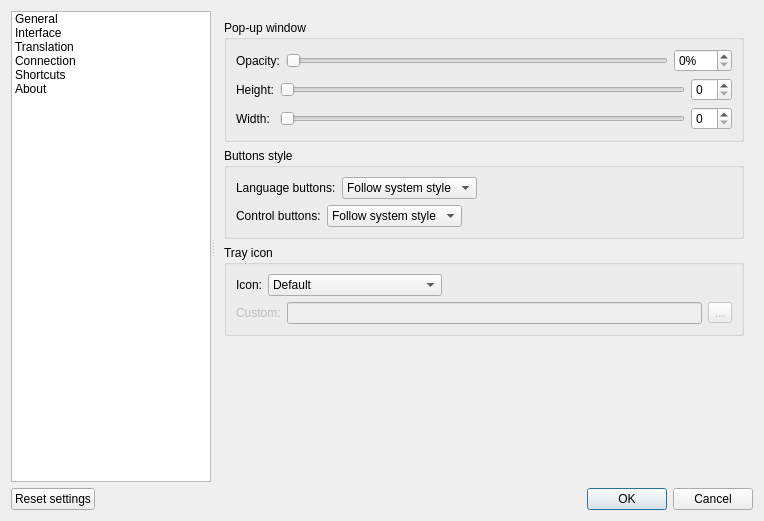
Qt form src/settingsdialog.ui (crow-translate/crow-translate) before a commit.
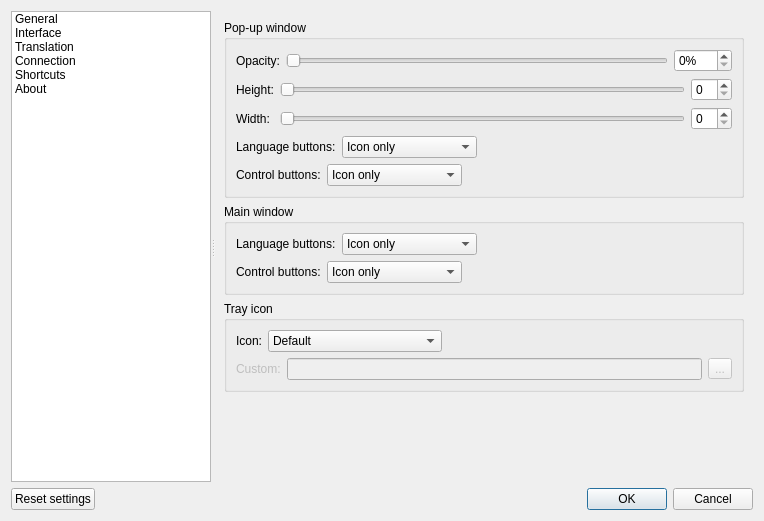
The same form after that commit. The open tabs and pages were chosen to show the change. Icons and pictures are not drawn.

Commit message: Add button style settings for the pop-up window

The edit to the form file:
```diff
--- a/src/settingsdialog.ui
+++ b/src/settingsdialog.ui
@@ -138,7 +138,7 @@
                </item>
                <item>
                 <property name="text">
-                 <string>Full window</string>
+                 <string>Main window</string>
                 </property>
                </item>
               </widget>
@@ -343,31 +343,132 @@
              </item>
             </layout>
            </item>
+           <item>
+            <layout class="QHBoxLayout" name="popupLanguagesLayout">
+             <item>
+              <widget class="QLabel" name="popupLanguagesLabel">
+               <property name="text">
+                <string>Language buttons:</string>
+               </property>
+              </widget>
+             </item>
+             <item>
+              <widget class="QComboBox" name="popupLanguagesComboBox">
+               <item>
+                <property name="text">
+                 <string>Icon only</string>
+                </property>
+               </item>
+               <item>
+                <property name="text">
+                 <string>Text only</string>
+                </property>
+               </item>
+               <item>
+                <property name="text">
+                 <string>Text beside icon</string>
+                </property>
+               </item>
+               <item>
+                <property name="text">
+                 <string>Text under icon</string>
+                </property>
+               </item>
+               <item>
+                <property name="text">
+                 <string>Follow system style</string>
+                </property>
+               </item>
+              </widget>
+             </item>
+             <item>
+              <spacer name="popupLanguagesSpacer">
+               <property name="orientation">
+                <enum>Qt::Horizontal</enum>
+               </property>
+               <property name="sizeHint" stdset="0">
+                <size>
+                 <width>40</width>
+                 <height>20</height>
+                </size>
+               </property>
+              </spacer>
+             </item>
+            </layout>
+           </item>
+           <item>
+            <layout class="QHBoxLayout" name="popupControlsLayout">
+             <item>
+              <widget class="QLabel" name="popupControlsLabel">
+               <property name="text">
+                <string>Control buttons:</string>
+               </property>
+              </widget>
+             </item>
+             <item>
+              <widget class="QComboBox" name="popupControlsComboBox">
+               <item>
+                <property name="text">
+                 <string>Icon only</string>
+                </property>
+               </item>
+               <item>
+                <property name="text">
+                 <string>Text only</string>
+                </property>
+               </item>
+               <item>
+                <property name="text">
+                 <string>Text beside icon</string>
+                </property>
+               </item>
+               <item>
+                <property name="text">
+                 <string>Text under icon</string>
+                </property>
+               </item>
+               <item>
+                <property name="text">
+                 <string>Follow system style</string>
+                </property>
+               </item>
+              </widget>
+             </item>
+             <item>
+              <spacer name="popupControlsSpacer">
+               <property name="orientation">
+                <enum>Qt::Horizontal</enum>
+               </property>
+               <property name="sizeHint" stdset="0">
+                <size>
+                 <width>40</width>
+                 <height>20</height>
+                </size>
+               </property>
+              </spacer>
+             </item>
+            </layout>
+           </item>
           </layout>
          </widget>
         </item>
         <item>
-         <widget class="QGroupBox" name="buttonsStyleGroupBox">
+         <widget class="QGroupBox" name="windowInterfaceGroupBox">
           <property name="title">
-           <string>Buttons style</string>
+           <string>Main window</string>
           </property>
           <layout class="QVBoxLayout" name="verticalLayout_11">
            <item>
-            <layout class="QHBoxLayout" name="languagesStyleLayout">
+            <layout class="QHBoxLayout" name="windowLanguagesLayout">
              <item>
-              <widget class="QLabel" name="languagesStyleLabel">
+              <widget class="QLabel" name="windowLanguagesLabel">
                <property name="text">
                 <string>Language buttons:</string>
                </property>
               </widget>
              </item>
              <item>
-              <widget class="QComboBox" name="languagesStyleComboBox">
-               <item>
-                <property name="text">
-                 <string>Follow system style</string>
-                </property>
-               </item>
+              <widget class="QComboBox" name="windowLanguagesComboBox">
                <item>
                 <property name="text">
                  <string>Icon only</string>
@@ -388,10 +489,15 @@
                  <string>Text under icon</string>
                 </property>
                </item>
+               <item>
+                <property name="text">
+                 <string>Follow system style</string>
+                </property>
+               </item>
               </widget>
              </item>
              <item>
-              <spacer name="languagesStyleSpacer">
+              <spacer name="windowLanguagesSpacer">
                <property name="orientation">
                 <enum>Qt::Horizontal</enum>
                </property>
@@ -406,21 +512,16 @@
             </layout>
            </item>
            <item>
-            <layout class="QHBoxLayout" name="controlsStyleLayout">
+            <layout class="QHBoxLayout" name="windowControlsLayout">
              <item>
-              <widget class="QLabel" name="controlsStyleLabel">
+              <widget class="QLabel" name="windowControlsLabel">
                <property name="text">
                 <string>Control buttons:</string>
                </property>
               </widget>
              </item>
              <item>
-              <widget class="QComboBox" name="controlsStyleComboBox">
-               <item>
-                <property name="text">
-                 <string>Follow system style</string>
-                </property>
-               </item>
+              <widget class="QComboBox" name="windowControlsComboBox">
                <item>
                 <property name="text">
                  <string>Icon only</string>
@@ -441,10 +542,15 @@
                  <string>Text under icon</string>
                 </property>
                </item>
+               <item>
+                <property name="text">
+                 <string>Follow system style</string>
+                </property>
+               </item>
               </widget>
              </item>
              <item>
-              <spacer name="controlsStyleSpacer">
+              <spacer name="windowControlsSpacer">
                <property name="orientation">
                 <enum>Qt::Horizontal</enum>
                </property>
```
The commit also changes 6 other files.
